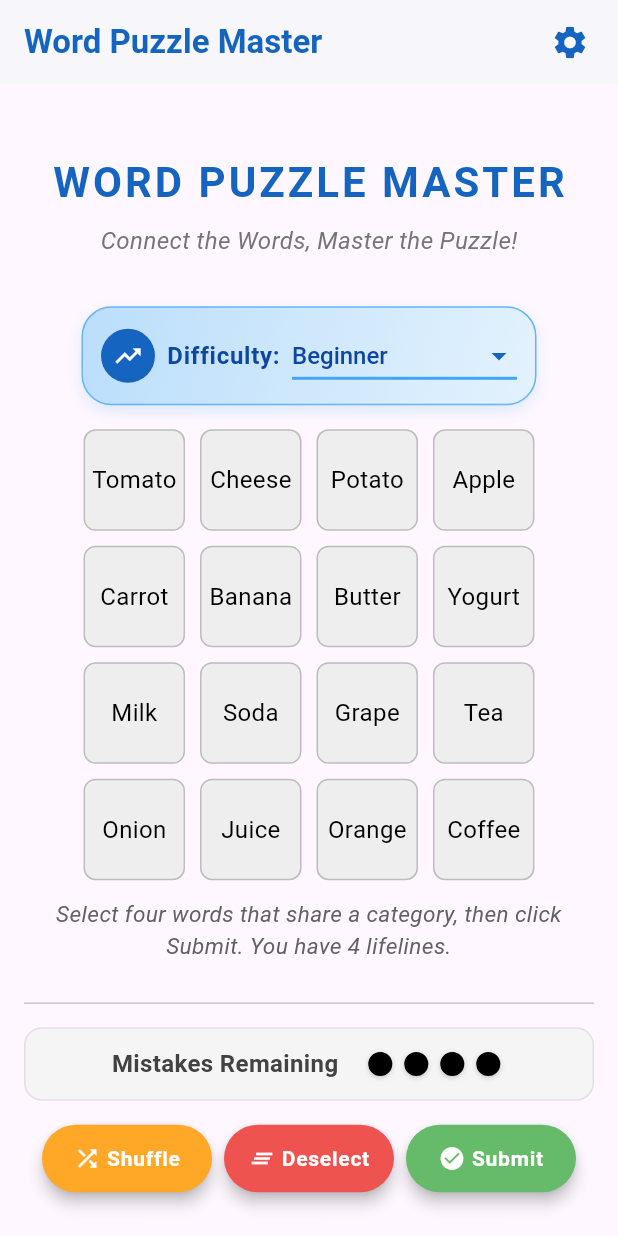
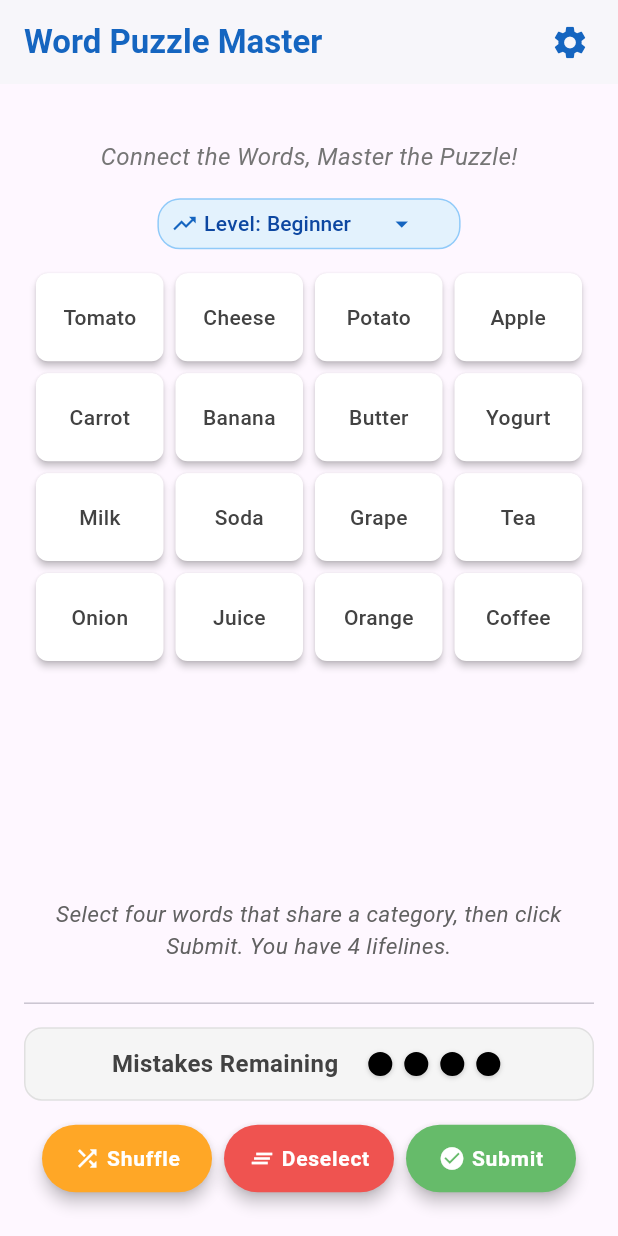
Before and after one commit to ravimittalms/connections_game, a Flutter app: the screen it shows after launch, on a phone screen of 412 x 824 dp. Run offline on Flutter 3.47's test engine with Material 3 defaults, Android fonts, the phone set to English and light mode, and no system bars.

Commit message:
work for mobile web

```diff
--- a/lib/screens/game_screen.dart
+++ b/lib/screens/game_screen.dart
@@ -241,77 +241,49 @@ class _GameScreenState extends State<GameScreen> with TickerProviderStateMixin {
 
   Widget _buildDifficultySelector() {
     return Container(
-      margin: EdgeInsets.symmetric(vertical: 16),
-      padding: EdgeInsets.symmetric(horizontal: 12, vertical: 8),
+      margin: EdgeInsets.symmetric(vertical: 8),
+      padding: EdgeInsets.symmetric(horizontal: 8, vertical: 4),
       decoration: BoxDecoration(
-        gradient: LinearGradient(
-          colors: [Colors.blue[100]!, Colors.blue[50]!],
-          begin: Alignment.topLeft,
-          end: Alignment.bottomRight,
+        color: Colors.blue[50],
+        borderRadius: BorderRadius.circular(15),
+        border: Border.all(color: Colors.blue[200]!),
       ),
-        borderRadius: BorderRadius.circular(20),
-        border: Border.all(color: Colors.blue[300]!),
-        boxShadow: [
-          BoxShadow(
-            color: Colors.blue.withOpacity(0.15),
-            blurRadius: 8,
-            offset: Offset(0, 4),
+      child: Row(
+        mainAxisSize: MainAxisSize.min,
+        mainAxisAlignment: MainAxisAlignment.center,
+        children: [
+          Icon(
+            Icons.trending_up,
+            color: Colors.blue[800],
+            size: 18,
           ),
-        ],
-      ),
-      child: Wrap(
-        alignment: WrapAlignment.center,
-        crossAxisAlignment: WrapCrossAlignment.center,
-        spacing: 8,
-        children: [
-          Container(
-            padding: EdgeInsets.all(8),
-            decoration: BoxDecoration(
-              color: Colors.blue[800],
-              shape: BoxShape.circle,
-            ),
-            child: Icon(
-              Icons.trending_up,
-              color: Colors.white,
-              size: 20,
+          SizedBox(width: 4),
+          Text(
+            'Level:',
+            style: TextStyle(
+              fontSize: 14,
+              fontWeight: FontWeight.w500,
+              color: Colors.blue[900],
             ),
           ),
-          Text(
-            'Difficulty:',
-            style: TextStyle(
-              fontSize: 16,
-              fontWeight: FontWeight.w600,
-              color: Colors.blue[900],
-              letterSpacing: 0.5,
-            ),
-          ),
-          ConstrainedBox(
-            constraints: BoxConstraints(maxWidth: 150),
-            child: Theme(
-              data: Theme.of(context).copyWith(
-                canvasColor: Colors.blue[50],
-              ),
+          SizedBox(width: 4),
+          Container(
+            width: 120, // Fixed width for dropdown
             child: DropdownButton<String>(
               value: selectedDifficulty,
-                isExpanded: true,
-                icon: Icon(Icons.arrow_drop_down, color: Colors.blue[800], size: 24),
+              isDense: true,
+              underline: SizedBox(),
+              icon: Icon(Icons.arrow_drop_down, color: Colors.blue[800], size: 20),
               style: TextStyle(
-                  fontSize: 16,
+                fontSize: 14,
                 color: Colors.blue[900],
                 fontWeight: FontWeight.w500,
-                ),
-                underline: Container(
-                  height: 2,
-                  color: Colors.blue[400],
               ),
               items: ['Beginner', 'Intermediate', 'Advanced', 'Pro']
                   .map<DropdownMenuItem<String>>((String value) {
                 return DropdownMenuItem<String>(
                   value: value,
-                    child: Text(
-                      value,
-                      overflow: TextOverflow.ellipsis,
-                    ),
+                  child: Text(value, overflow: TextOverflow.ellipsis),
                 );
               }).toList(),
               onChanged: (String? newValue) {
@@ -322,7 +294,6 @@ class _GameScreenState extends State<GameScreen> with TickerProviderStateMixin {
                   });
                 }
               },
-              ),
             ),
           ),
         ],
@@ -453,20 +424,8 @@ class _GameScreenState extends State<GameScreen> with TickerProviderStateMixin {
               mainAxisAlignment: MainAxisAlignment.start, // Align to top
               children: [
                 Container(
-                  padding: EdgeInsets.symmetric(vertical: 16),
-                  child: Column(
-                    children: [
-                      Text(
-                        'WORD PUZZLE MASTER',
-                        style: TextStyle(
-                          fontSize: 28,
-                          fontWeight: FontWeight.bold,
-                          letterSpacing: 2,
-                          color: Colors.blue[800],
-                        ),
-                      ),
-                      SizedBox(height: 8),
-                      Text(
+                  padding: EdgeInsets.symmetric(vertical: 8), // reduced padding
+                  child: Text(
                     'Connect the Words, Master the Puzzle!',
                     style: TextStyle(
                       fontSize: 16,
@@ -474,60 +433,25 @@ class _GameScreenState extends State<GameScreen> with TickerProviderStateMixin {
                       fontStyle: FontStyle.italic,
                     ),
                   ),
-                    ],
                 ),
-                ),
-                // Show completed groups
-                ...completedGroups.map((group) => Padding(
-                  padding: EdgeInsets.only(bottom: 10),
+                // Difficulty selector
+                if (!isGameComplete) _buildDifficultySelector(),
+                // Wrap completed and remaining groups in an Expanded
+                Expanded(
+                  child: Column(
+                    children: [
+                      // Completed groups with fixed height
+                      ...completedGroups.map((group) => Container(
+                        height: 60, // Reduced fixed height for completed groups
+                        margin: EdgeInsets.only(bottom: 8),
                         child: CompletedGroup(
                           title: group.title,
                           items: group.words,
                           color: group.color,
                         ),
                       )),
-                // Only show congratulations after all groups are complete
-                if (isGameComplete) ...[
-                  SizedBox(height: 20),
-                  Container(
-                    padding: EdgeInsets.all(16),
-                    decoration: BoxDecoration(
-                      color: Colors.green.shade100,
-                      borderRadius: BorderRadius.circular(8),
-                      border: Border.all(color: Colors.green),
-                    ),
-                    child: Column(
-                      children: [
-                        Text(
-                          'Congratulations!',
-                          style: TextStyle(
-                            fontSize: 24,
-                            fontWeight: FontWeight.bold,
-                            color: Colors.green.shade900,
-                          ),
-                        ),
-                        SizedBox(height: 8),
-                        Text(
-                          'You have successfully completed the puzzle!',
-                          style: TextStyle(
-                            fontSize: 16,
-                            color: Colors.green.shade900,
-                          ),
-                        ),
-                        SizedBox(height: 16),
-                        ElevatedButton(
-                          onPressed: _restartGame,
-                          child: Text('Play Next Puzzle'),
-                          style: ElevatedButton.styleFrom(
-                            backgroundColor: Colors.green,
-                            foregroundColor: Colors.white,
-                          ),
-                        ),
-                      ],
-                    ),
-                  ),
-                ] else if (shouldShowGameBoard) ...[
-                  _buildDifficultySelector(),
+                      // Remaining game board with consistent sizing
+                      if (!isGameComplete)
                         Expanded(
                           child: AnimatedBuilder(
                             animation: _shakeController,
@@ -544,6 +468,11 @@ class _GameScreenState extends State<GameScreen> with TickerProviderStateMixin {
                             },
                           ),
                         ),
+                    ],
+                  ),
+                ),
+                // Bottom controls
+                if (!isGameComplete) ...[
                   Container(
                     padding: EdgeInsets.symmetric(vertical: 12),
                     child: Text(
--- a/lib/widgets/game_board.dart
+++ b/lib/widgets/game_board.dart
@@ -13,42 +13,40 @@ class GameBoard extends StatelessWidget {
 
   @override
   Widget build(BuildContext context) {
-    return LayoutBuilder(
-      builder: (context, constraints) {
-        // Calculate height based on available space
-        // but keep it between 350-500 pixels
-        double height = constraints.maxHeight * 0.6;
-        height = height.clamp(350.0, 500.0);
+    // Calculate fixed dimensions for tiles
+    final double tileWidth = (MediaQuery.of(context).size.width - 64) / 4;
+    final double tileHeight = 60.0; // Fixed height for each tile
+    final double fontSize = 14.0; // Fixed font size
 
-        return SizedBox(
-          height: height,
-          child: AspectRatio(
-            aspectRatio: 1.0, // Keep grid square
+    return Container(
+      padding: EdgeInsets.all(8),
       child: GridView.count(
         crossAxisCount: 4,
-              crossAxisSpacing: 10,
-              mainAxisSpacing: 10,
-              childAspectRatio: 1.0,
-              children: words.map((text) {
-                final isSelected = selectedItems.contains(text);
-                return InkWell(
-                  onTap: () => onItemSelected(text),
+        mainAxisSpacing: 8,
+        crossAxisSpacing: 8,
+        childAspectRatio: tileWidth / tileHeight,
+        shrinkWrap: true,
+        children: words.map((word) {
+          final isSelected = selectedItems.contains(word);
+          return Material(
+            elevation: isSelected ? 8 : 2,
+            borderRadius: BorderRadius.circular(8),
+            color: isSelected ? Colors.blue[200] : Colors.white,
+            child: InkWell(
+              onTap: () => onItemSelected(word),
+              borderRadius: BorderRadius.circular(8),
               child: Container(
-                    decoration: BoxDecoration(
-                      color: isSelected ? Colors.blue : Colors.grey[200],
-                      border: Border.all(color: Colors.grey[400]!),
-                      borderRadius: BorderRadius.circular(8),
-                    ),
+                height: tileHeight,
                 alignment: Alignment.center,
+                padding: EdgeInsets.symmetric(horizontal: 8),
                 child: FittedBox(
                   fit: BoxFit.scaleDown,
-                      child: Padding(
-                        padding: const EdgeInsets.all(4.0),
                   child: Text(
-                          text,
+                    word,
                     style: TextStyle(
-                            color: isSelected ? Colors.white : Colors.black,
-                            fontSize: 16,
+                      fontSize: fontSize,
+                      fontWeight: FontWeight.w500,
+                      color: isSelected ? Colors.black : Colors.grey[800],
                     ),
                     textAlign: TextAlign.center,
                   ),
@@ -58,9 +56,6 @@ class GameBoard extends StatelessWidget {
           );
         }).toList(),
       ),
-          ),
-        );
-      },
     );
   }
 }
```
Lines whose indentation alone changed are shown as unchanged.
